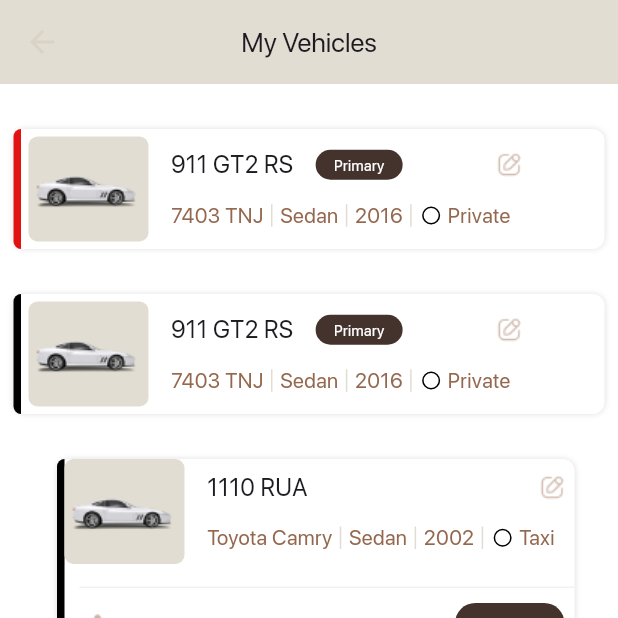
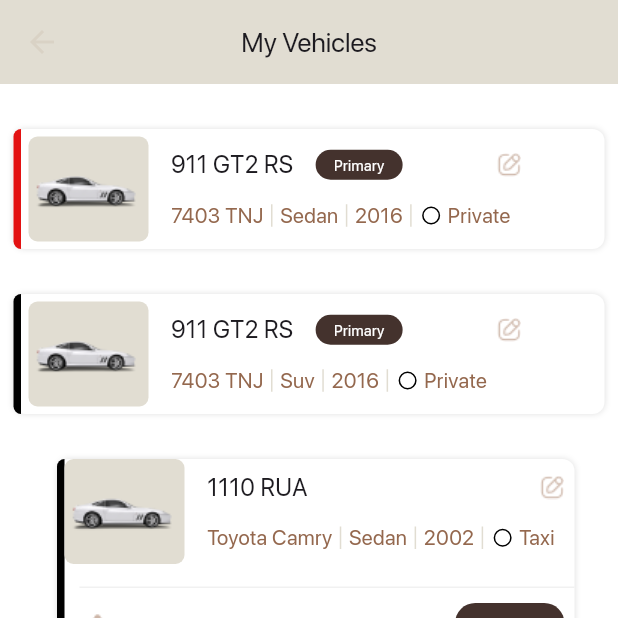
Before and after one commit to ArjunPrathapGit/vehicle-project, a Flutter app: the HomeScreen screen opened directly, on a phone screen of 412 x 824 dp, the top half of it. Run offline on Flutter 3.47's test engine with Material 3 defaults, Android fonts, the phone set to English and light mode, and no system bars; drawn by our look-alikes of flutter_slidable; our stand-ins replace dotted_border, pinput, shared_preferences; missing offline and left inert: otp_timer_button; accounts and stored records are empty.

Commit message:
Update home_Screen.dart
changed sedan to suv

```diff
--- a/lib/screens/home_Screen.dart
+++ b/lib/screens/home_Screen.dart
@@ -63,7 +63,7 @@ class HomeScreen extends StatelessWidget {
                       color: Colors.black,
                       carmodelNumber: '911 GT2 RS',
                       carModelName: '7403 TNJ',
-                      carType: 'Sedan',
+                      carType: 'Suv',
                       carYear: '2016',
                       purpose: 'Private',
                       carImg: 'assets/images/car1 1.png',
```
